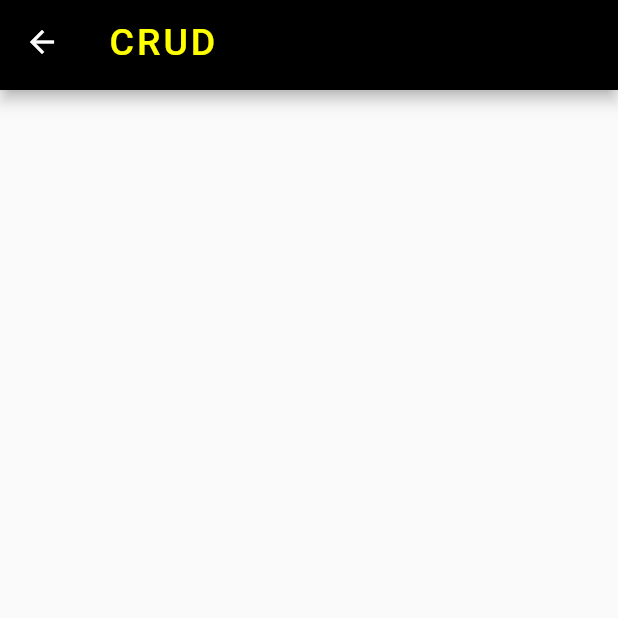
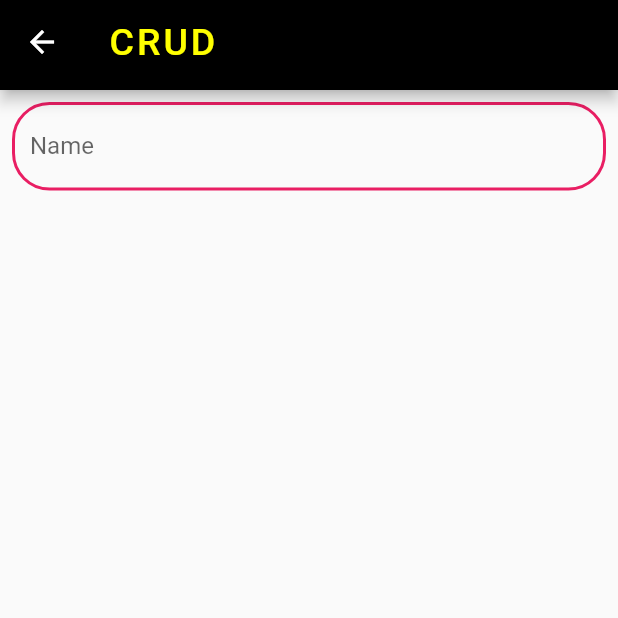
Before and after one commit to imtanbro/flutter_crud, a Flutter app: the FirestoreCRUDPage screen opened directly, on a phone screen of 412 x 824 dp, the top half of it. Run offline on Flutter 3.47's test engine with Material 2 defaults, Android fonts, the phone set to English and light mode, and no system bars; our stand-ins replace cloud_firestore, firebase_auth, firebase_core, fluttertoast, random_string; accounts and stored records are empty.

Commit message:
Text field

```diff
--- a/lib/Student/HomeScreen/CRUD/firestoreCRUDpage.dart
+++ b/lib/Student/HomeScreen/CRUD/firestoreCRUDpage.dart
@@ -12,10 +12,47 @@ class _FirestoreCRUDPageState extends State<FirestoreCRUDPage> {
   final db = FirebaseFirestore.instance;
   final _formKey = GlobalKey<FormState>();
 
+  TextFormField buildTextFormField() {
+    return TextFormField(
+      decoration: InputDecoration(
+        labelText: "Name",
+        hintText: "Name",
+        enabledBorder: OutlineInputBorder(
+          borderSide: const BorderSide(color: Colors.pink, width: 2.0),
+          borderRadius: BorderRadius.circular(25.0),
+        ),
+      ),
+      style: TextStyle(
+        color: Colors.black,
+        decorationColor: Color.fromRGBO(66, 133, 244, 1),
+      ),
+      validator: (val) {
+        if (val.isEmpty) {
+          return "Please enter some text";
+        }
+      },
+      onSaved: (newValue) => name = newValue,
+    );
+  }
+
   @override
   Widget build(BuildContext context) {
     return Scaffold(
       appBar: NavbarCustom("CRUD"),
+      body: ListView(
+        padding: EdgeInsets.all(8),
+        children: [
+          Form(
+            key: _formKey,
+            child: Column(
+              children: [
+
+                buildTextFormField(),
+              ],
+            ),
+          )
+        ],
+      ),
     );
   }
 }
```
